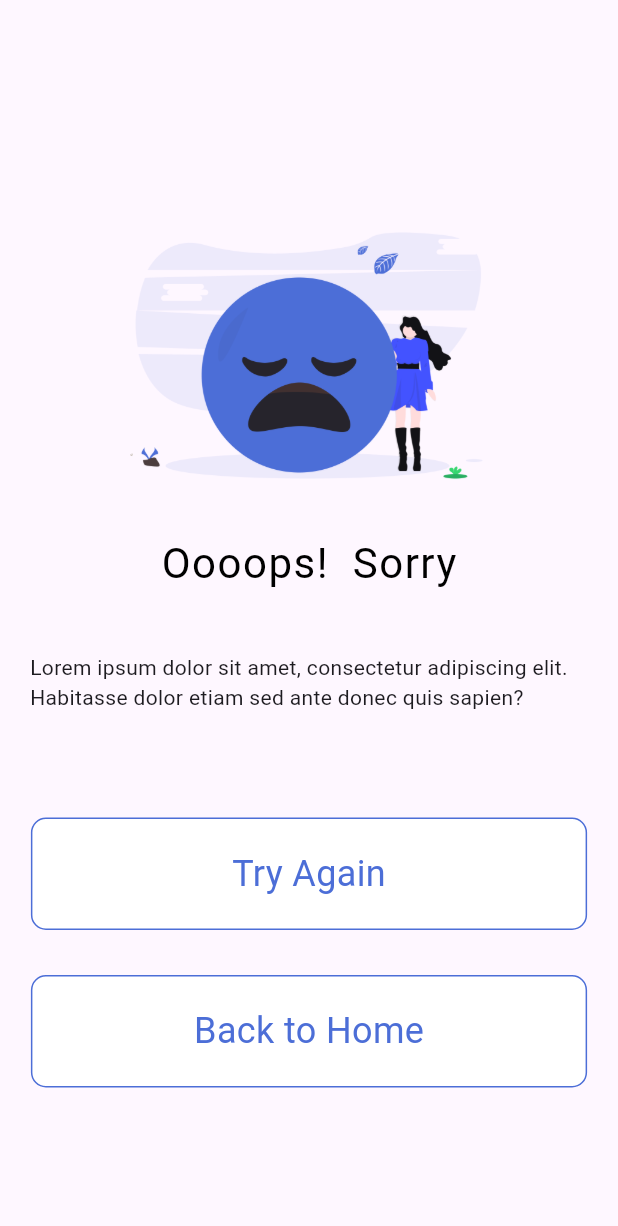
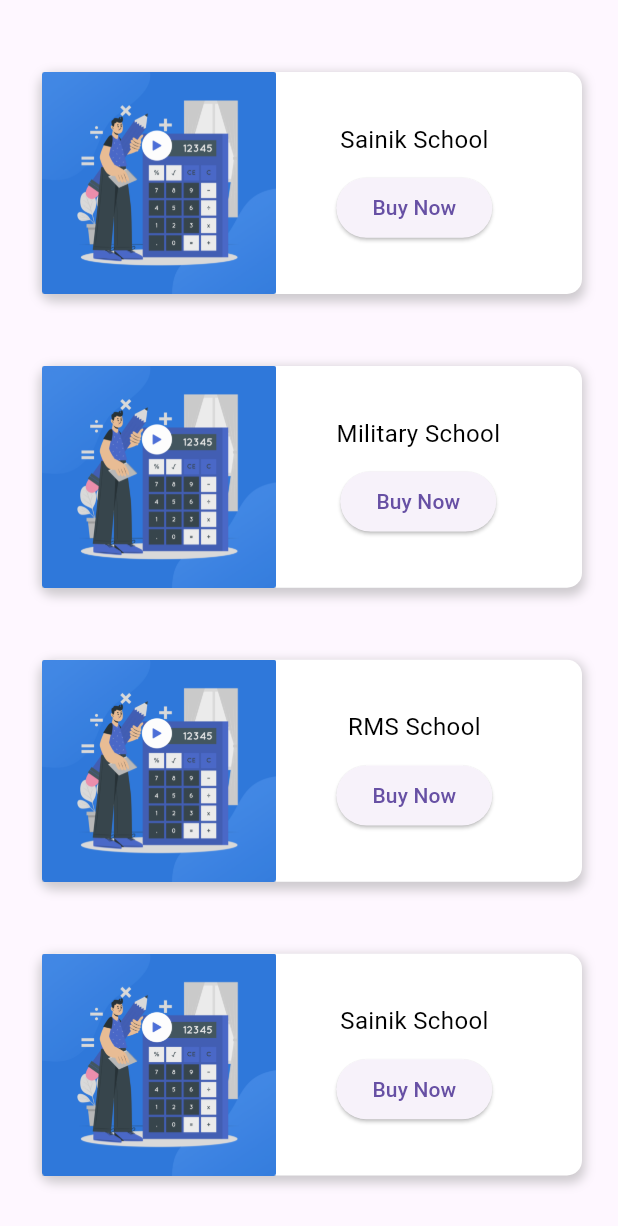
Before and after one commit to Ishsshukla/Edu_app, a Flutter app: the screen it shows after launch, on a phone screen of 412 x 824 dp. Shown: the top 1226 px of the screen. Run offline on Flutter 3.47's test engine with Material 3 defaults, Android fonts, the phone set to English and light mode, and no system bars; our stand-ins replace google_fonts, hexcolor; Roboto replaces fonts that are missing (poppins).

Commit message:
ui of app completed

```diff
--- /dev/null
+++ b/lib/components/coursesbuy.dart
@@ -0,0 +1,67 @@
+import 'package:edu_app/components/button.dart';
+import 'package:edu_app/components/const.dart';
+import 'package:flutter/material.dart';
+import 'package:flutter/widgets.dart';
+
+Widget coursetxt(
+  img,
+  text,
+
+  // Container1,
+  BuildContext context,
+) {
+  return SingleChildScrollView(
+      child: Padding(
+    padding: const EdgeInsets.only(left: 0, right: 0, top: 10, bottom: 0),
+    child: Padding(
+      padding: const EdgeInsets.fromLTRB(28.0, 38, 24, 0),
+      child: Container(
+        decoration: BoxDecoration(
+          color: Colors.white,
+          borderRadius: BorderRadius.circular(10),
+          boxShadow: [
+            BoxShadow(
+              color: Colors.grey.withOpacity(0.5),
+              spreadRadius: 2,
+              blurRadius: 5,
+              offset: Offset(0, 3),
+            ),
+          ],
+        ),
+        child: Row(
+          children: [
+            Column(
+              children: [
+                Image.asset(img, scale: 12),
+              ],
+            ),
+            const SizedBox(width: 40),
+            Column(
+              children: [
+                Column(
+                  children: [
+                    Text(text,
+                        style: const TextStyle(
+                          fontSize: 16,
+                          color: Colors.black,
+                          fontWeight: FontWeight.normal,
+                        )),
+                    const SizedBox(height: 10),
+                    ElevatedButton(
+                      onPressed: () {
+                        Navigator.pushNamed(context, '/coursebuy');
+                      },
+                      child: const Text('Buy Now'),
+                      style: ElevatedButton.styleFrom(),
+                    ),
+                  ],
+                ),
+              ],
+            ),
+          ],
+        ),
+      ),
+    ),
+  ) //
+      );
+}
--- a/lib/main.dart
+++ b/lib/main.dart
@@ -1,12 +1,16 @@
 import 'package:edu_app/components/class_option.dart';
 import 'package:edu_app/screens.dart/class_options.dart';
 import 'package:edu_app/screens.dart/congo.dart';
+import 'package:edu_app/screens.dart/course.dart';
 import 'package:edu_app/screens.dart/course_description.dart';
 import 'package:edu_app/screens.dart/course_fail.dart';
 import 'package:edu_app/screens.dart/course_options.dart';
 import 'package:edu_app/screens.dart/final_pay.dart';
 import 'package:edu_app/screens.dart/home.dart';
+import 'package:edu_app/screens.dart/news.dart';
 import 'package:edu_app/screens.dart/payment_method.dart';
+import 'package:edu_app/screens.dart/paysucess.dart';
+import 'package:edu_app/screens.dart/privacypolicy.dart';
 import 'package:edu_app/screens.dart/profile.dart';
 import 'package:edu_app/screens.dart/quiz.dart';
 import 'package:edu_app/screens.dart/review.dart';
@@ -28,9 +32,10 @@ class MyApp extends StatelessWidget {
   Widget build(BuildContext context) {
     return MaterialApp(
       debugShowCheckedModeBanner: false,
-      initialRoute: 'coursefail',
+      initialRoute: 'courseoption',
       // initialRoute: 'subject_wise_attendance',
       routes: {
+        'paysucess': (context) => Paysucesspage(),
         'clstxt': (context) => optionpage(),
         'coursetxt': (context) => courseoptionpage(),
         'homepage': (context) => Homepage(),
@@ -42,7 +47,10 @@ class MyApp extends StatelessWidget {
         'finalpay': (context) => Finalpaypage(),
         'coursedescr': (context) => CourseDescriptionpage(),
         'quiz': (context) => QuizPage(),
-        'coursefail': (context) => CourseFailPage(),
+        'coursefail': (context) => const CourseFailPage(),
+        'privacy': (context) => const PrivacyPage(),
+        'news': (context) => Newspage(),
+        'courseoption': (context) => coursepage(),
       },
     );
   }
--- /dev/null
+++ b/lib/screens.dart/course.dart
@@ -0,0 +1,29 @@
+import 'package:edu_app/components/button.dart';
+import 'package:edu_app/components/class_option.dart';
+import 'package:edu_app/components/coursesbuy.dart';
+import 'package:edu_app/components/ellipse.dart';
+import 'package:flutter/material.dart';
+
+class coursepage extends StatefulWidget {
+  @override
+  State<coursepage> createState() => _optionpageState();
+}
+
+class _optionpageState extends State<coursepage> {
+  @override
+  Widget build(BuildContext context) {
+    return Scaffold(
+      body: SingleChildScrollView(
+        child: Column(
+          children: [
+            coursetxt('assets/CoursePreview.png', 'Sainik School', context),
+            coursetxt('assets/CoursePreview.png', 'Military School', context),
+            coursetxt('assets/CoursePreview.png', 'RMS School', context),
+            coursetxt('assets/CoursePreview.png', 'Sainik School', context),
+            coursetxt('assets/CoursePreview.png', 'Military School', context),
+          ],
+        ),
+      ),
+    );
+  }
+}
```
Also changed, not shown: lib/screens.dart/home.dart (+13 -0 lines), lib/screens.dart/navbar.dart (+15 -1 lines), lib/screens.dart/news.dart (added, +38 -0 lines), lib/screens.dart/paysucess.dart (added, +79 -0 lines), lib/screens.dart/privacypolicy.dart (added, +77 -0 lines), assets/Staff-icon.png (added), assets/pay.png (added), lib/components/review_componemt.dart (line endings or trailing spaces).
